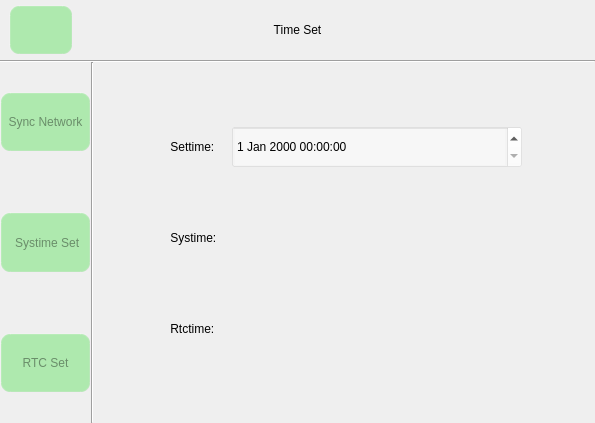
Qt form timeset.ui (jizizihe/baijie_demo) before a commit.
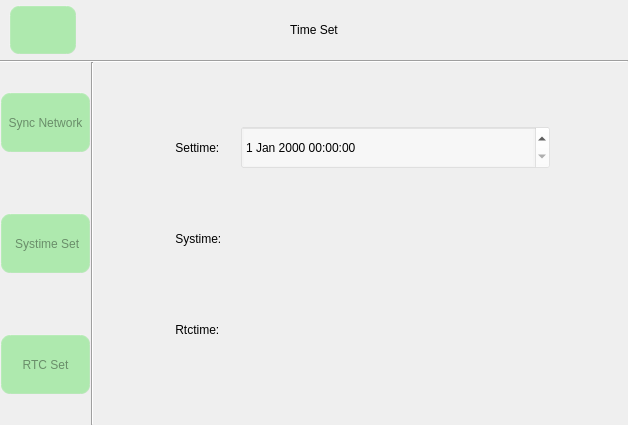
The same form after that commit. Icons and pictures are not drawn.

```diff
--- a/timeset.ui
+++ b/timeset.ui
@@ -6,8 +6,8 @@
    <rect>
     <x>0</x>
     <y>0</y>
-    <width>595</width>
-    <height>423</height>
+    <width>628</width>
+    <height>425</height>
    </rect>
   </property>
   <property name="minimumSize">
```
Left out of the diff: 2 changed lines with no effect on the pictures.
